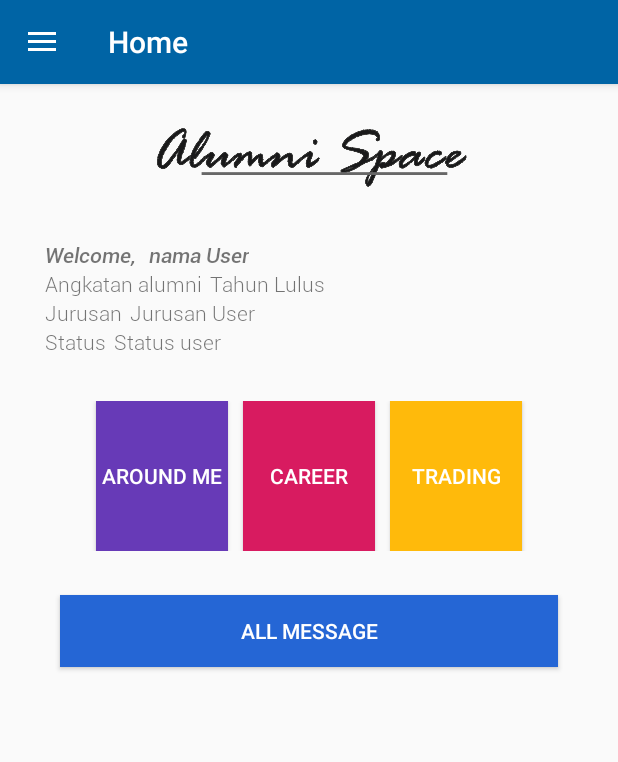
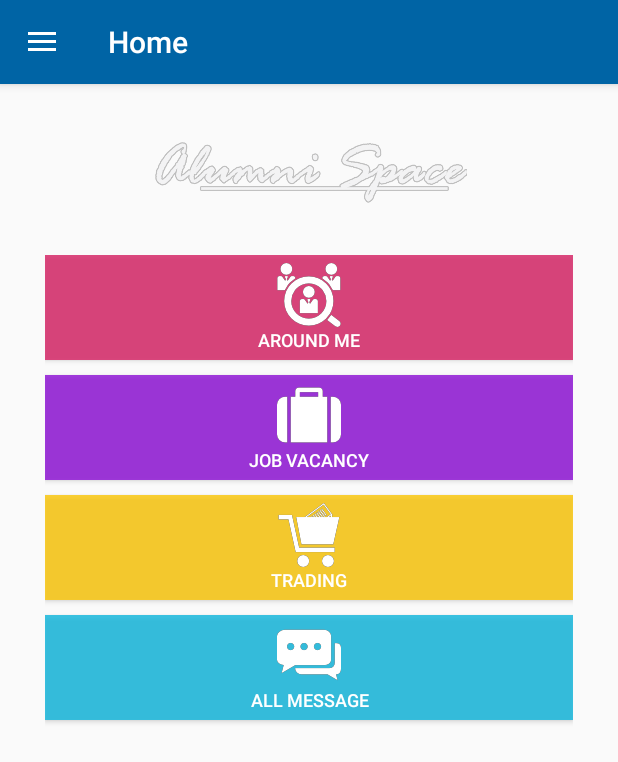
Before and after one commit to semmiverian/androidSkripsi, an Android app: the HomeFragment screen opened directly, with no data from a screen before it, on a phone screen of 412 x 824 dp. Shown: the top 762 px of the screen. Run offline under Robolectric (Android 15) with nearby library versions, the phone set to English and light mode, and no system bars; our stand-ins replace Picasso; libraries missing offline, so code that uses them is left out: com.afollestad.materialdialogs, io.realm; pictures from the network do not load.

Commit message:
design process home..

```diff
--- a/app/src/main/java/com/skripsi/semmi/restget3/Fragment/HomeFragment.java
+++ b/app/src/main/java/com/skripsi/semmi/restget3/Fragment/HomeFragment.java
@@ -51,10 +51,10 @@ public class HomeFragment extends Fragment implements View.OnClickListener {
         // define ID from xml
         mUserLogin= (TextView) view.findViewById(R.id.userLogin);
         mStatusLogin= (TextView) view.findViewById(R.id.statusLogin);
-        welcomeName = (TextView) view.findViewById(R.id.usernameWelcome);
-        welcomeJurusan = (TextView) view.findViewById(R.id.jurusanWelcome);
-        welcomeAngkatan= (TextView) view.findViewById(R.id.angkatanWelcome);
-        welcomeStatus = (TextView) view.findViewById(R.id.statusWelcome);
+        //welcomeName = (TextView) view.findViewById(R.id.usernameWelcome);
+       // welcomeJurusan = (TextView) view.findViewById(R.id.jurusanWelcome);
+       // welcomeAngkatan= (TextView) view.findViewById(R.id.angkatanWelcome);
+        //welcomeStatus = (TextView) view.findViewById(R.id.statusWelcome);
 
 
         mAroundMe= (Button) view.findViewById(R.id.aroundme);
@@ -77,10 +77,10 @@ public class HomeFragment extends Fragment implements View.OnClickListener {
         product.setOnClickListener(this);
 
         // Set welcome text
-        welcomeName.setText(sharedPreferences.getString("namaSession","nama User"));
-        welcomeAngkatan.setText(sharedPreferences.getString("angkatanSession","Tahun Lulus"));
-        welcomeJurusan.setText(sharedPreferences.getString("jurusanSession","Jurusan User"));
-        welcomeStatus.setText(sharedPreferences.getString("statusSession","Status user"));
+      //  welcomeName.setText(sharedPreferences.getString("namaSession","nama User"));
+        //welcomeAngkatan.setText(sharedPreferences.getString("angkatanSession","Tahun Lulus"));
+       // welcomeJurusan.setText(sharedPreferences.getString("jurusanSession","Jurusan User"));
+      //  welcomeStatus.setText(sharedPreferences.getString("statusSession","Status user"));
         Log.d("userID",""+sharedPreferences.getInt("idSession",1));
 
 //        userProfileBeta.setOnClickListener(this);
--- a/app/src/main/res/layout/home_content.xml
+++ b/app/src/main/res/layout/home_content.xml
@@ -4,8 +4,10 @@
     android:orientation="vertical"
     android:layout_width="match_parent"
     android:layout_height="match_parent"
-    android:padding="30dp"
-    android:background="#fafafa">
+    android:paddingLeft="30dp"
+    android:paddingRight="30dp"
+    android:paddingBottom="30dp"
+    android:paddingTop="50dp">
 
     <!--<TextView-->
         <!--android:layout_width="wrap_content"-->
@@ -31,16 +33,18 @@
         android:layout_width="match_parent"
         android:layout_height="wrap_content"
         android:gravity="center|center_horizontal"
-        android:layout_marginTop="20dp"
-        android:padding="30dp">
+        android:padding="30dp"
+        android:layout_marginTop="10dp">
 
         <ImageView
             android:layout_width="wrap_content"
             android:layout_height="50dp"
             android:id="@+id/imageView2"
-            android:src="@drawable/logo_alumni2" />
+            android:src="@drawable/logo_home" />
     </LinearLayout>
 
+
+    <!--
     <LinearLayout
         android:orientation="vertical"
         android:layout_width="match_parent"
@@ -128,61 +132,15 @@
         </LinearLayout>
 
     </LinearLayout>
-
+    -->
     <LinearLayout
         android:orientation="vertical"
         android:layout_width="match_parent"
         android:layout_height="wrap_content"
         android:layout_weight="1"
-        android:layout_marginTop="30dp">
+        android:layout_gravity="center_vertical|bottom">
 
-        <LinearLayout
-            android:orientation="horizontal"
-            android:layout_width="fill_parent"
-            android:layout_height="wrap_content"
-            android:gravity="center">
-
-            <Button
-                android:layout_below="@+id/userLogin"
-                android:layout_width="wrap_content"
-                android:layout_height="100dp"
-                android:text="Around Me"
-                android:textColor="#FFFFFF"
-                android:id="@+id/aroundme"
-                android:background="@color/colorPrimaryDarkHome"/>
-
-            <Button
-                android:layout_below="@+id/userLogin"
-                android:layout_width="wrap_content"
-                android:layout_height="100dp"
-                android:text="Career"
-                android:id="@+id/careerButton"
-                android:textColor="#FFFFFF"
-                android:background="@color/light_red"
-                android:layout_marginLeft="10dp"
-                android:layout_marginRight="10dp" />
-
-            <Button
-                android:layout_width="wrap_content"
-                android:layout_height="100dp"
-                android:text="Trading"
-                android:textColor="#FFFFFF"
-                android:id="@+id/trading"
-                android:background="#ffba0b"
-                android:layout_below="@+id/careerButton"
-                android:layout_toRightOf="@+id/careerButton"
-                android:layout_toEndOf="@+id/careerButton" />
-        </LinearLayout>
-
-        <TextView
-            android:layout_width="wrap_content"
-            android:layout_height="wrap_content"
-            android:id="@+id/statusLogin"
-            android:layout_above="@+id/career"
-            android:layout_toRightOf="@+id/userLogin"
-            android:layout_toEndOf="@+id/userLogin" />
-
-        <Button
+        <!--<Button
             android:layout_width="match_parent"
             android:layout_height="wrap_content"
             android:text="All Message"
@@ -193,7 +151,71 @@
             android:layout_gravity="center"
             android:background="#2566d5"
             android:textColor="#ffffff"
-            android:layout_margin="10dp" />
+            android:layout_margin="10dp" />-->
+
+        <Button
+            android:layout_below="@+id/userLogin"
+            android:layout_width="match_parent"
+            android:layout_height="wrap_content"
+            android:text="Around Me"
+            android:textColor="#FFFFFF"
+            android:id="@+id/aroundme"
+            android:background="#c8d81d61"
+            android:drawableTop="@drawable/ic_aroundme"
+            android:textSize="12sp"
+            android:paddingTop="5dp"
+            android:paddingBottom="5dp"
+            android:layout_marginBottom="10dp" />
+
+        <Button
+            android:layout_below="@+id/userLogin"
+            android:layout_width="match_parent"
+            android:layout_height="wrap_content"
+            android:text="Job Vacancy"
+            android:id="@+id/careerButton"
+            android:textColor="#FFFFFF"
+            android:background="#c88c0ad7"
+            android:drawableTop="@drawable/ic_career2_white"
+            android:textSize="12sp"
+            android:paddingBottom="5dp"
+            android:paddingTop="5dp"
+            android:layout_marginBottom="10dp" />
+
+        <Button
+            android:layout_width="match_parent"
+            android:layout_height="wrap_content"
+            android:text="Trading"
+            android:textColor="#FFFFFF"
+            android:id="@+id/trading"
+            android:background="#c8fdc600"
+            android:layout_below="@+id/careerButton"
+            android:layout_toRightOf="@+id/careerButton"
+            android:layout_toEndOf="@+id/careerButton"
+            android:drawableTop="@drawable/ic_trading_white"
+            android:textSize="12sp"
+            android:paddingTop="5dp"
+            android:paddingBottom="5dp"
+            android:layout_marginBottom="10dp" />
+
+        <Button
+            android:id="@+id/allUserButton"
+            android:layout_width="match_parent"
+            android:layout_height="wrap_content"
+            android:background="#c80ab6dd"
+            android:drawableTop="@drawable/ic_pesan1"
+            android:paddingTop="5dp"
+            android:textColor="#ffffff"
+            android:text="All Message"
+            android:paddingBottom="5dp"
+            android:textSize="12sp" />
+
+        <TextView
+            android:layout_width="wrap_content"
+            android:layout_height="wrap_content"
+            android:id="@+id/statusLogin"
+            android:layout_above="@+id/career"
+            android:layout_toRightOf="@+id/userLogin"
+            android:layout_toEndOf="@+id/userLogin" />
 
     </LinearLayout>
 
```
Also changed, not shown: app/src/main/res/drawable-hdpi/ic_aroundme.png (added), app/src/main/res/drawable-hdpi/ic_career2_white.png (added), app/src/main/res/drawable-hdpi/ic_trading_white.png (added), app/src/main/res/drawable/logo_home.png (added).
